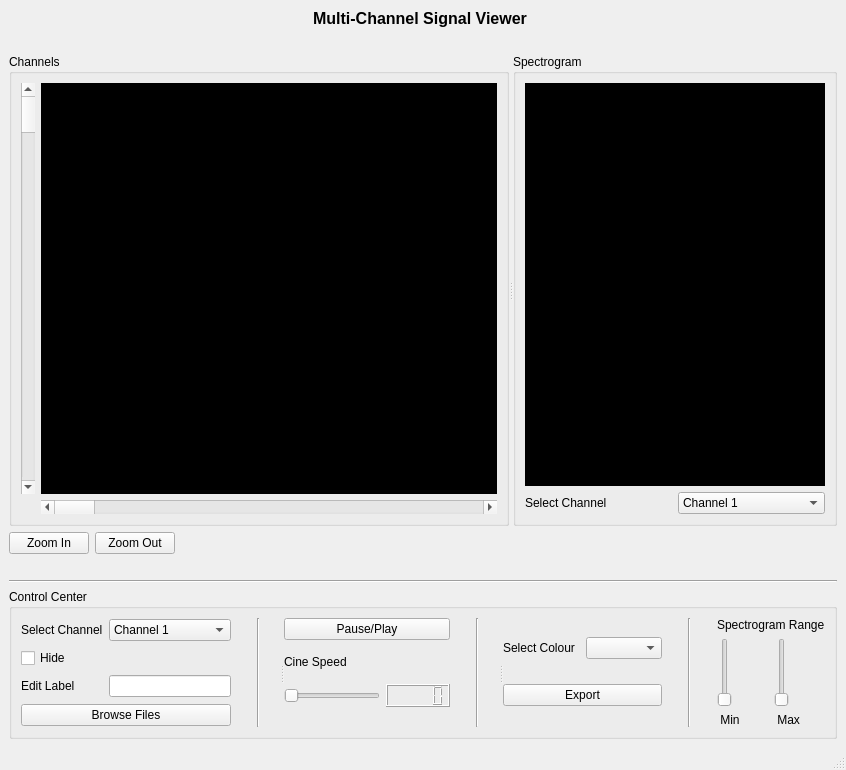
The window that mainwindow2.ui (mo-gaafar/multi-signal-visualizer) describes before a commit, drawn with Qt 5.
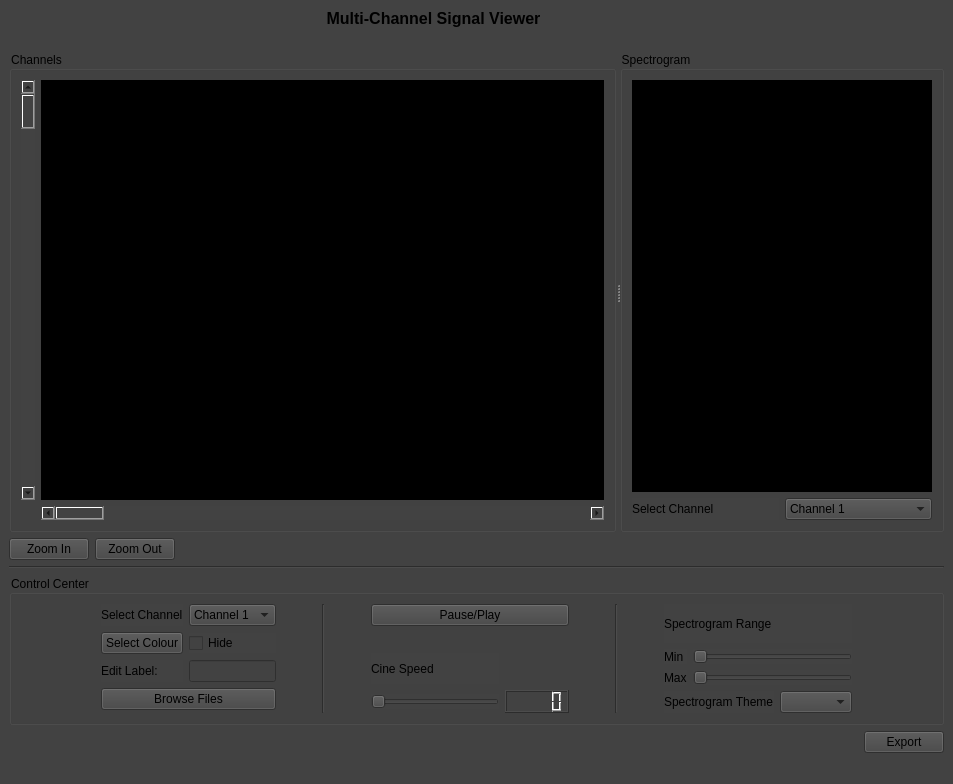
The same window after the commit. Custom widgets are drawn as their Qt base class.

Diff of the .ui file:
```diff
--- a/mainwindow2.ui
+++ b/mainwindow2.ui
@@ -6,16 +6,19 @@
    <rect>
     <x>0</x>
     <y>0</y>
-    <width>825</width>
-    <height>770</height>
+    <width>953</width>
+    <height>784</height>
    </rect>
   </property>
   <property name="windowTitle">
    <string>MainWindow</string>
   </property>
+  <property name="styleSheet">
+   <string notr="true">background-color: rgb(66, 66, 66);</string>
+  </property>
   <widget class="QWidget" name="centralwidget">
    <layout class="QGridLayout" name="gridLayout_9">
-    <item row="7" column="0" colspan="2">
+    <item row="6" column="0" colspan="2">
      <widget class="QGroupBox" name="groupBox">
       <property name="maximumSize">
        <size>
@@ -26,15 +29,10 @@
       <property name="title">
        <string>Control Center</string>
       </property>
-      <layout class="QGridLayout" name="gridLayout_7">
+      <layout class="QGridLayout" name="gridLayout_3">
        <item row="0" column="0">
-        <widget class="QSplitter" name="splitter">
-         <property name="orientation">
-          <enum>Qt::Horizontal</enum>
-         </property>
-         <widget class="QWidget" name="layoutWidget">
           <layout class="QGridLayout" name="gridLayout_4">
-           <item row="0" column="3">
+         <item row="0" column="10">
             <spacer name="verticalSpacer_2">
              <property name="orientation">
               <enum>Qt::Vertical</enum>
@@ -47,83 +45,168 @@
              </property>
             </spacer>
            </item>
-           <item row="0" column="2">
-            <widget class="Line" name="line">
-             <property name="orientation">
-              <enum>Qt::Vertical</enum>
-             </property>
-            </widget>
-           </item>
-           <item row="0" column="1">
-            <spacer name="verticalSpacer">
-             <property name="orientation">
-              <enum>Qt::Vertical</enum>
-             </property>
-             <property name="sizeHint" stdset="0">
-              <size>
-               <width>20</width>
-               <height>40</height>
-              </size>
-             </property>
-            </spacer>
-           </item>
-           <item row="0" column="0">
+         <item row="0" column="4">
             <layout class="QGridLayout" name="gridLayout">
-             <item row="1" column="0">
-              <widget class="QCheckBox" name="ShowHide">
-               <property name="text">
-                <string>Hide</string>
-               </property>
-              </widget>
-             </item>
              <item row="0" column="1">
-              <widget class="QComboBox" name="ChannelsMenu">
-               <item>
-                <property name="text">
-                 <string>Channel 1</string>
-                </property>
-               </item>
-               <item>
-                <property name="text">
-                 <string>Channel 2</string>
-                </property>
-               </item>
-               <item>
-                <property name="text">
-                 <string>Channel 3</string>
-                </property>
-               </item>
-              </widget>
-             </item>
-             <item row="3" column="0" colspan="2">
-              <widget class="QPushButton" name="BrowseButtonB">
-               <property name="text">
-                <string>Browse Files</string>
-               </property>
-              </widget>
-             </item>
-             <item row="0" column="0">
               <widget class="QLabel" name="Channel_label">
                <property name="text">
                 <string>Select Channel</string>
                </property>
               </widget>
              </item>
-             <item row="2" column="0">
+           <item row="0" column="2">
+            <widget class="QComboBox" name="ChannelsMenu">
+             <item>
+              <property name="text">
+               <string>Channel 1</string>
+              </property>
+             </item>
+             <item>
+              <property name="text">
+               <string>Channel 2</string>
+              </property>
+             </item>
+             <item>
+              <property name="text">
+               <string>Channel 3</string>
+              </property>
+             </item>
+            </widget>
+           </item>
+           <item row="2" column="1">
               <widget class="QLabel" name="label_5">
                <property name="text">
-                <string>Edit Label</string>
+              <string>Edit Label:</string>
                </property>
               </widget>
              </item>
-             <item row="2" column="1">
+           <item row="2" column="2">
               <widget class="QLineEdit" name="EditLabelLine"/>
              </item>
-            </layout>
+           <item row="4" column="1" colspan="2">
+            <widget class="QPushButton" name="BrowseButton">
+             <property name="text">
+              <string>Browse Files</string>
+             </property>
+            </widget>
            </item>
+           <item row="1" column="2">
+            <widget class="QCheckBox" name="ShowHide">
+             <property name="text">
+              <string>Hide</string>
+             </property>
+            </widget>
+           </item>
+           <item row="1" column="1">
+            <widget class="QPushButton" name="SignalColour">
+             <property name="text">
+              <string>Select Colour</string>
+             </property>
+            </widget>
+           </item>
           </layout>
-         </widget>
-         <widget class="QWidget" name="layoutWidget">
+         </item>
+         <item row="0" column="6">
+          <spacer name="verticalSpacer">
+           <property name="orientation">
+            <enum>Qt::Vertical</enum>
+           </property>
+           <property name="sizeHint" stdset="0">
+            <size>
+             <width>20</width>
+             <height>40</height>
+            </size>
+           </property>
+          </spacer>
+         </item>
+         <item row="0" column="8">
+          <widget class="Line" name="line">
+           <property name="orientation">
+            <enum>Qt::Vertical</enum>
+           </property>
+          </widget>
+         </item>
+         <item row="0" column="9">
+          <spacer name="verticalSpacer_6">
+           <property name="orientation">
+            <enum>Qt::Vertical</enum>
+           </property>
+           <property name="sizeHint" stdset="0">
+            <size>
+             <width>20</width>
+             <height>40</height>
+            </size>
+           </property>
+          </spacer>
+         </item>
+         <item row="0" column="0">
+          <spacer name="verticalSpacer_10">
+           <property name="orientation">
+            <enum>Qt::Vertical</enum>
+           </property>
+           <property name="sizeHint" stdset="0">
+            <size>
+             <width>20</width>
+             <height>40</height>
+            </size>
+           </property>
+          </spacer>
+         </item>
+         <item row="0" column="1">
+          <spacer name="verticalSpacer_11">
+           <property name="orientation">
+            <enum>Qt::Vertical</enum>
+           </property>
+           <property name="sizeHint" stdset="0">
+            <size>
+             <width>20</width>
+             <height>40</height>
+            </size>
+           </property>
+          </spacer>
+         </item>
+         <item row="0" column="2">
+          <spacer name="verticalSpacer_15">
+           <property name="orientation">
+            <enum>Qt::Vertical</enum>
+           </property>
+           <property name="sizeHint" stdset="0">
+            <size>
+             <width>20</width>
+             <height>40</height>
+            </size>
+           </property>
+          </spacer>
+         </item>
+         <item row="0" column="7">
+          <spacer name="verticalSpacer_5">
+           <property name="orientation">
+            <enum>Qt::Vertical</enum>
+           </property>
+           <property name="sizeHint" stdset="0">
+            <size>
+             <width>20</width>
+             <height>40</height>
+            </size>
+           </property>
+          </spacer>
+         </item>
+         <item row="0" column="3">
+          <spacer name="verticalSpacer_16">
+           <property name="orientation">
+            <enum>Qt::Vertical</enum>
+           </property>
+           <property name="sizeHint" stdset="0">
+            <size>
+             <width>20</width>
+             <height>40</height>
+            </size>
+           </property>
+          </spacer>
+         </item>
+        </layout>
+       </item>
+       <item row="0" column="1">
           <layout class="QHBoxLayout" name="horizontalLayout">
            <item>
             <layout class="QGridLayout" name="gridLayout_2">
@@ -134,36 +217,36 @@
                </property>
               </widget>
              </item>
-             <item row="3" column="0">
-              <spacer name="horizontalSpacer">
-               <property name="orientation">
-                <enum>Qt::Horizontal</enum>
-               </property>
-               <property name="sizeHint" stdset="0">
-                <size>
-                 <width>40</width>
-                 <height>20</height>
-                </size>
-               </property>
-              </spacer>
-             </item>
              <item row="2" column="0">
-              <widget class="QSlider" name="SpeedSlider">
-               <property name="orientation">
-                <enum>Qt::Horizontal</enum>
-               </property>
-              </widget>
-             </item>
-             <item row="1" column="0">
               <widget class="QLabel" name="Speed_label">
                <property name="text">
                 <string>Cine Speed</string>
                </property>
               </widget>
              </item>
-             <item row="2" column="1">
+           <item row="3" column="0">
+            <widget class="QSlider" name="SpeedSlider">
+             <property name="orientation">
+              <enum>Qt::Horizontal</enum>
+             </property>
+            </widget>
+           </item>
+           <item row="3" column="1">
               <widget class="QLCDNumber" name="SpeedNumber"/>
              </item>
+           <item row="1" column="0">
+            <spacer name="horizontalSpacer">
+             <property name="orientation">
+              <enum>Qt::Horizontal</enum>
+             </property>
+             <property name="sizeHint" stdset="0">
+              <size>
+               <width>185</width>
+               <height>21</height>
+              </size>
+             </property>
+            </spacer>
+           </item>
             </layout>
            </item>
            <item>
@@ -179,6 +262,19 @@
              </property>
             </spacer>
            </item>
+         <item>
+          <spacer name="verticalSpacer_7">
+           <property name="orientation">
+            <enum>Qt::Vertical</enum>
+           </property>
+           <property name="sizeHint" stdset="0">
+            <size>
+             <width>20</width>
+             <height>40</height>
+            </size>
+           </property>
+          </spacer>
+         </item>
            <item>
             <widget class="Line" name="line_2">
              <property name="orientation">
@@ -186,6 +282,19 @@
              </property>
             </widget>
            </item>
+         <item>
+          <spacer name="verticalSpacer_8">
+           <property name="orientation">
+            <enum>Qt::Vertical</enum>
+           </property>
+           <property name="sizeHint" stdset="0">
+            <size>
+             <width>20</width>
+             <height>40</height>
+            </size>
+           </property>
+          </spacer>
+         </item>
            <item>
             <spacer name="verticalSpacer_4">
              <property name="orientation">
@@ -200,33 +309,12 @@
             </spacer>
            </item>
           </layout>
-         </widget>
-         <widget class="QWidget" name="layoutWidget">
-          <layout class="QGridLayout" name="gridLayout_3">
-           <item row="1" column="0">
-            <widget class="QLabel" name="Colour_label">
-             <property name="text">
-              <string>Select Colour</string>
-             </property>
-            </widget>
-           </item>
-           <item row="1" column="1">
-            <widget class="QComboBox" name="ColoursMenu"/>
-           </item>
-           <item row="2" column="0" colspan="2">
-            <widget class="QPushButton" name="ExportBtn">
-             <property name="text">
-              <string>Export</string>
-             </property>
-            </widget>
-           </item>
-          </layout>
-         </widget>
-        </widget>
-       </item>
-       <item row="0" column="5">
+       </item>
+       <item row="0" column="2">
         <layout class="QVBoxLayout" name="verticalLayout_4">
          <item>
+          <layout class="QVBoxLayout" name="verticalLayout_3">
+           <item>
           <widget class="QLabel" name="label_4">
            <property name="text">
             <string>Spectrogram Range</string>
@@ -237,53 +325,75 @@
           <layout class="QHBoxLayout" name="horizontalLayout_2">
            <item>
             <layout class="QVBoxLayout" name="verticalLayout_2">
-             <item>
-              <widget class="QSlider" name="verticalSlider">
-               <property name="orientation">
-                <enum>Qt::Vertical</enum>
-               </property>
-              </widget>
-             </item>
              <item>
               <widget class="QLabel" name="label_2">
                <property name="text">
-                <string> Min</string>
-               </property>
-              </widget>
-             </item>
-            </layout>
-           </item>
-           <item>
-            <layout class="QVBoxLayout" name="verticalLayout_3">
-             <item>
-              <widget class="QSlider" name="verticalSlider_3">
-               <property name="orientation">
-                <enum>Qt::Vertical</enum>
+                  <string>Min</string>
                </property>
               </widget>
              </item>
              <item>
               <widget class="QLabel" name="label_3">
                <property name="text">
-                <string> Max</string>
+                  <string>Max</string>
                </property>
               </widget>
              </item>
             </layout>
+             </item>
+             <item>
+              <layout class="QVBoxLayout" name="verticalLayout">
+               <item>
+                <widget class="QSlider" name="MinRangeSlider">
+                 <property name="orientation">
+                  <enum>Qt::Horizontal</enum>
+                 </property>
+                </widget>
+               </item>
+               <item>
+                <widget class="QSlider" name="MaxRangeSlider">
+                 <property name="orientation">
+                  <enum>Qt::Horizontal</enum>
+                 </property>
+                </widget>
+               </item>
+              </layout>
+             </item>
+            </layout>
+           </item>
+          </layout>
+         </item>
+         <item>
+          <layout class="QHBoxLayout" name="horizontalLayout_5">
+           <item>
+            <widget class="QLabel" name="label_6">
+             <property name="text">
+              <string>Spectrogram Theme</string>
+             </property>
+            </widget>
+           </item>
+           <item>
+            <widget class="QComboBox" name="ThemesMenu"/>
            </item>
           </layout>
          </item>
         </layout>
        </item>
        <item row="0" column="3">
-        <widget class="Line" name="line_4">
+        <spacer name="verticalSpacer_14">
          <property name="orientation">
           <enum>Qt::Vertical</enum>
          </property>
-        </widget>
+         <property name="sizeHint" stdset="0">
+          <size>
+           <width>20</width>
+           <height>40</height>
+          </size>
+         </property>
+        </spacer>
        </item>
-       <item row="0" column="1">
-        <spacer name="verticalSpacer_5">
+       <item row="0" column="5">
+        <spacer name="verticalSpacer_12">
          <property name="orientation">
           <enum>Qt::Vertical</enum>
          </property>
@@ -296,7 +406,20 @@
         </spacer>
        </item>
        <item row="0" column="4">
-        <spacer name="verticalSpacer_6">
+        <spacer name="verticalSpacer_13">
+         <property name="orientation">
+          <enum>Qt::Vertical</enum>
+         </property>
+         <property name="sizeHint" stdset="0">
+          <size>
+           <width>20</width>
+           <height>40</height>
+          </size>
+         </property>
+        </spacer>
+       </item>
+       <item row="0" column="6">
+        <spacer name="verticalSpacer_9">
          <property name="orientation">
           <enum>Qt::Vertical</enum>
          </property>
@@ -417,6 +540,48 @@
       </widget>
      </widget>
     </item>
+    <item row="3" column="1">
+     <widget class="Line" name="line_5">
+      <property name="maximumSize">
+       <size>
+        <width>16777215</width>
+        <height>0</height>
+       </size>
+      </property>
+      <property name="orientation">
+       <enum>Qt::Horizontal</enum>
+      </property>
+     </widget>
+    </item>
+    <item row="1" column="0">
+     <spacer name="horizontalSpacer_4">
+      <property name="orientation">
+       <enum>Qt::Horizontal</enum>
+      </property>
+      <property name="sizeHint" stdset="0">
+       <size>
+        <width>743</width>
+        <height>17</height>
+       </size>
+      </property>
+     </spacer>
+    </item>
+    <item row="0" column="0">
+     <widget class="QLabel" name="label">
+      <property name="maximumSize">
+       <size>
+        <width>16777215</width>
+        <height>19</height>
+       </size>
+      </property>
+      <property name="text">
+       <string>&lt;html&gt;&lt;head/&gt;&lt;body&gt;&lt;p&gt;&lt;span style=&quot; font-size:12pt; font-weight:600;&quot;&gt;Multi-Channel Signal Viewer&lt;/span&gt;&lt;/p&gt;&lt;/body&gt;&lt;/html&gt;</string>
+      </property>
+      <property name="alignment">
+       <set>Qt::AlignCenter</set>
+      </property>
+     </widget>
+    </item>
     <item row="4" column="0">
      <layout class="QHBoxLayout" name="horizontalLayout_4">
       <item>
@@ -452,65 +617,17 @@
       </item>
      </layout>
     </item>
-    <item row="1" column="0">
-     <spacer name="horizontalSpacer_4">
-      <property name="orientation">
-       <enum>Qt::Horizontal</enum>
-      </property>
-      <property name="sizeHint" stdset="0">
-       <size>
-        <width>40</width>
-        <height>20</height>
-       </size>
-      </property>
-     </spacer>
-    </item>
-    <item row="6" column="0" colspan="2">
+    <item row="5" column="0" colspan="2">
      <widget class="Line" name="line_3">
       <property name="orientation">
        <enum>Qt::Horizontal</enum>
       </property>
      </widget>
     </item>
-    <item row="0" column="0">
-     <widget class="QLabel" name="label">
-      <property name="maximumSize">
-       <size>
-        <width>16777215</width>
-        <height>19</height>
-       </size>
-      </property>
+    <item row="7" column="1">
+     <widget class="QPushButton" name="ExportBtn">
       <property name="text">
-       <string>&lt;html&gt;&lt;head/&gt;&lt;body&gt;&lt;p&gt;&lt;span style=&quot; font-size:12pt; font-weight:600;&quot;&gt;Multi-Channel Signal Viewer&lt;/span&gt;&lt;/p&gt;&lt;/body&gt;&lt;/html&gt;</string>
-      </property>
-      <property name="alignment">
-       <set>Qt::AlignCenter</set>
-      </property>
-     </widget>
-    </item>
-    <item row="5" column="0">
-     <spacer name="horizontalSpacer_5">
-      <property name="orientation">
-       <enum>Qt::Horizontal</enum>
-      </property>
-      <property name="sizeHint" stdset="0">
-       <size>
-        <width>40</width>
-        <height>20</height>
-       </size>
-      </property>
-     </spacer>
-    </item>
-    <item row="3" column="1">
-     <widget class="Line" name="line_5">
-      <property name="maximumSize">
-       <size>
-        <width>16777215</width>
-        <height>0</height>
-       </size>
-      </property>
-      <property name="orientation">
-       <enum>Qt::Horizontal</enum>
+       <string>Export</string>
       </property>
      </widget>
     </item>
```
Left out of the diff: 30 changed lines with no effect on the pictures. Lines whose indentation alone changed are shown as unchanged.
